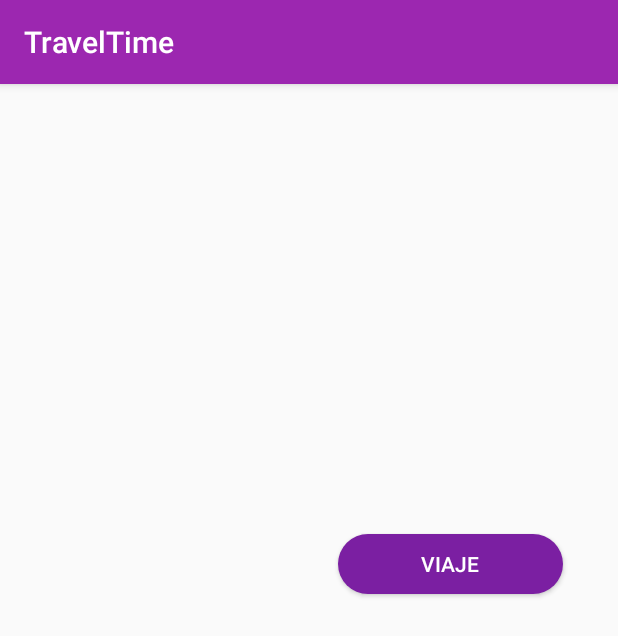
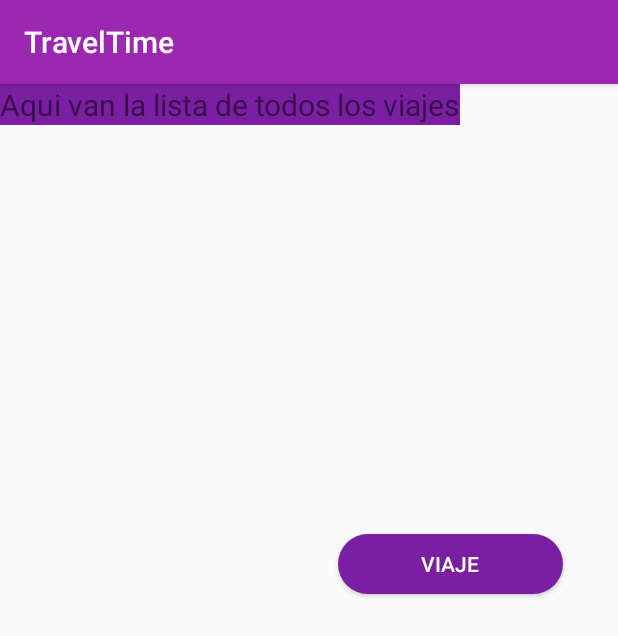
Before and after one commit to ferals26/Travel_Time, an Android app: the listsnotes screen opened directly, with no data from a screen before it, on a phone screen of 412 x 824 dp. Shown: the top 636 px of the screen. Run offline under Robolectric (Android 15) with nearby library versions, the phone set to English and light mode, and no system bars.

Commit message:
modificaciones de trasladarse a activity

```diff
--- a/app/build.gradle
+++ b/app/build.gradle
@@ -27,4 +27,6 @@ dependencies {
     testImplementation 'junit:junit:4.12'
     androidTestImplementation 'androidx.test:runner:1.2.0'
     androidTestImplementation 'androidx.test.espresso:espresso-core:3.2.0'
+    implementation 'com.facebook.android:facebook-login:[5,6)'
+    implementation 'com.google.android.material:material:1.0.0'
 }
--- a/app/src/main/java/com/example/traveltime/login.java
+++ b/app/src/main/java/com/example/traveltime/login.java
@@ -20,7 +20,7 @@ public class login extends AppCompatActivity {
         Iniciar.setOnClickListener(new View.OnClickListener() {
             @Override
             public void onClick(View view) {
-                startActivity(new Intent(login.this, listsnotes.class));
+                startActivity(new Intent(login.this, inicio.class));
             }
         });
 
--- a/app/src/main/res/layout/activity_inicio.xml
+++ b/app/src/main/res/layout/activity_inicio.xml
@@ -54,8 +54,7 @@
                 android:layout_height="match_parent"
                 android:orientation="vertical"
                 android:gravity="center"
-                android:onClick="agendatuviaje"
-                tools:ignore="OnClick">
+                android:onClick="agendatuviaje">
                 <ImageView
                     android:layout_width="64dp"
                     android:layout_height="64dp"
--- a/app/src/main/res/layout/activity_listsnotes.xml
+++ b/app/src/main/res/layout/activity_listsnotes.xml
@@ -18,4 +18,12 @@
         android:textColor="#FFFFFF"
          />
 
+    <TextView
+        android:id="@+id/textView5"
+        android:layout_width="wrap_content"
+        android:layout_height="wrap_content"
+        android:text="Aqui van la lista de todos los viajes"
+        android:textSize="20sp"
+        android:background="@color/colorPrimaryDark"/>
+
 </RelativeLayout>
--- a/build.gradle
+++ b/build.gradle
@@ -7,7 +7,7 @@ buildscript {
 
     }
     dependencies {
-        classpath 'com.android.tools.build:gradle:3.5.0'
+        classpath 'com.android.tools.build:gradle:3.5.2'
 
         // NOTE: Do not place your application dependencies here; they belong
         // in the individual module build.gradle files
```
